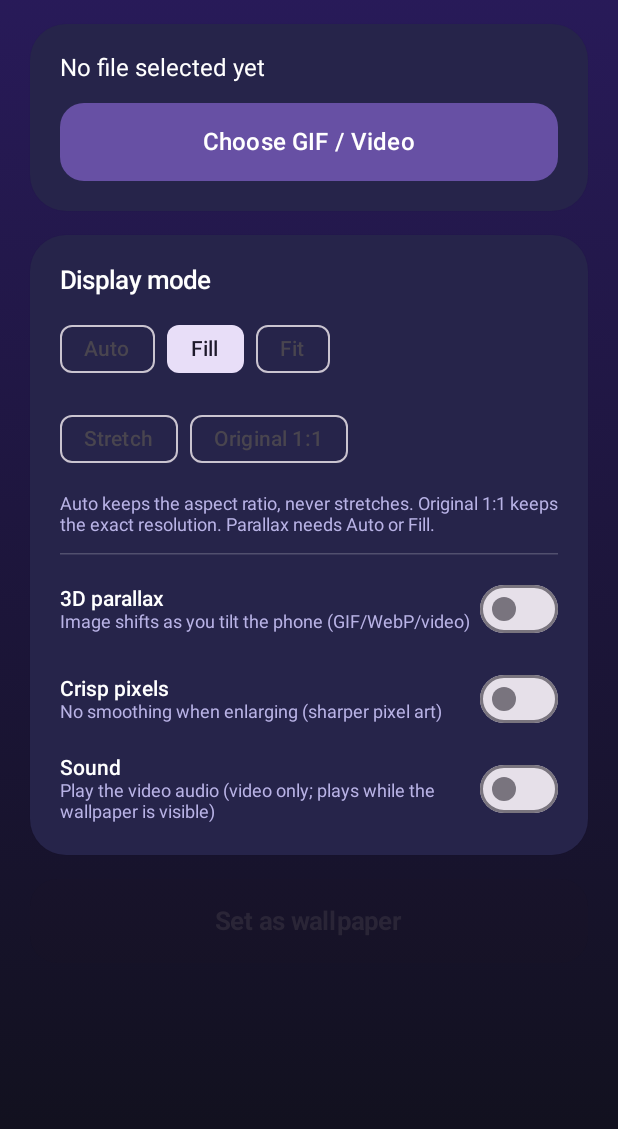
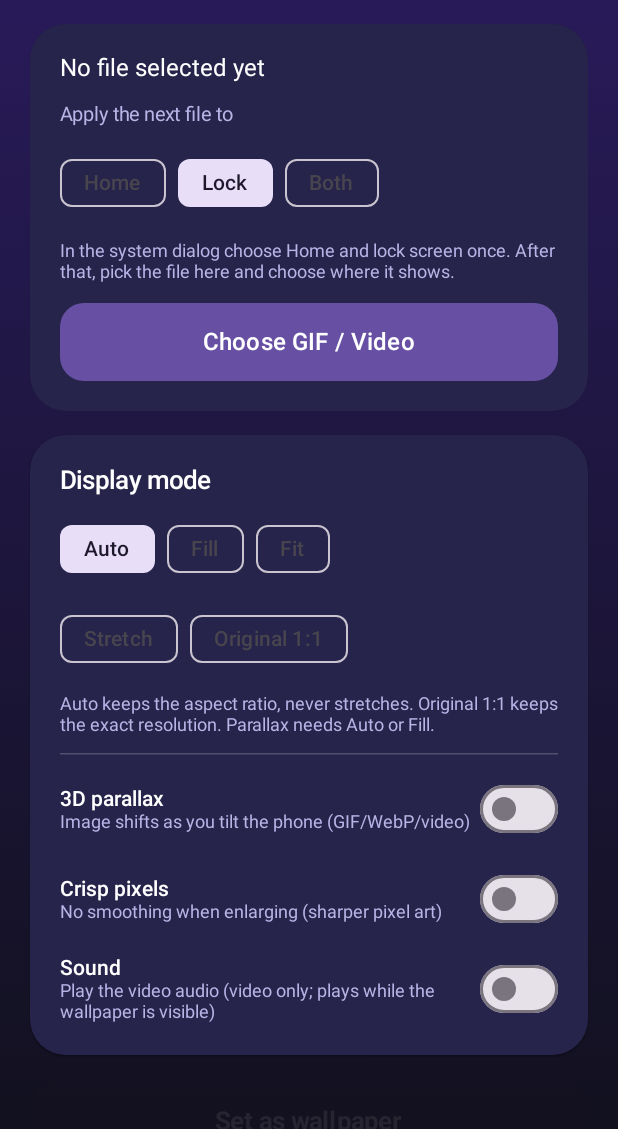
Before and after one commit to nam348tnh3gp/LiveWall, an Android app built with Jetpack Compose: the composable Screen shown on its own in the app's theme, on a phone screen of 412 x 824 dp, the part 107-1236 px from its top. Run offline under Robolectric (Android 15) with nearby library versions, the phone set to English and light mode, and no system bars.

Commit message:
Update code mới nhất

```diff
--- a/app/src/main/java/com/tgfn/livewall/GlWall.kt
+++ b/app/src/main/java/com/tgfn/livewall/GlWall.kt
@@ -77,7 +77,10 @@ class GlWall(private val target: Surface) {
     fun useVideoSurface(cb: (Surface) -> Unit) {
         gh.post {
             if (!ok || released) return@post
-            content = VIDEO; hasFrame = false; vw = 0f; vh = 0f
+            // Keep the last frame on screen while a player is re-created (hide/show), but start clean
+            // when coming from an image.
+            if (content != VIDEO) { hasFrame = false; vw = 0f; vh = 0f }
+            content = VIDEO
             videoSurface?.let(cb)
         }
     }
--- a/app/src/main/java/com/tgfn/livewall/MainActivity.kt
+++ b/app/src/main/java/com/tgfn/livewall/MainActivity.kt
@@ -92,6 +92,18 @@ fun openChooser(ctx: Context) {
 }
 
 @Composable
+private fun FileRow(label: String, name: String, soft: Color) {
+    // Label and file name on separate lines so a long name is never pushed out of view.
+    Column(Modifier.fillMaxWidth(), verticalArrangement = Arrangement.spacedBy(2.dp)) {
+        Text(label, color = soft, fontSize = 13.sp)
+        Text(
+            name, color = Color.White, fontSize = 16.sp, fontWeight = FontWeight.SemiBold,
+            maxLines = 2, overflow = TextOverflow.Ellipsis, modifier = Modifier.fillMaxWidth()
+        )
+    }
+}
+
+@Composable
 fun Screen() {
     val ctx = LocalContext.current
     val prefs = remember { Prefs(ctx) }
@@ -100,7 +112,10 @@ fun Screen() {
     var crisp by remember { mutableStateOf(prefs.crisp) }
     var sound by remember { mutableStateOf(prefs.sound) }
     val ver = sourceVersion.intValue
-    val name = remember(ver) { if (prefs.file() != null) prefs.name else "" }
+    val homeName = remember(ver) { if (prefs.file(false) != null) prefs.name(false) else "" }
+    val lockName = remember(ver) { if (prefs.file(true) != null) prefs.name(true) else "" }
+    val name = homeName.ifEmpty { lockName }
+    var target by remember { mutableIntStateOf(prefs.target) }
     // Read once: getApplicationLocales() is a binder call on Android 13+, too costly to run on every recomposition.
     val lang = remember { AppCompatDelegate.getApplicationLocales()[0]?.language ?: Locale.getDefault().language }
     val errorMsg = stringResource(R.string.copy_error)
@@ -144,16 +159,27 @@ fun Screen() {
                 Column(Modifier.padding(20.dp), verticalArrangement = Arrangement.spacedBy(14.dp)) {
                     if (name.isEmpty()) {
                         Text(stringResource(R.string.none), color = Color.White, fontSize = 16.sp)
+                    } else if (homeName == lockName) {
+                        FileRow(stringResource(R.string.selected_label), name, soft)
                     } else {
-                        // Label and file name on separate lines so a long name is never pushed out of view.
-                        Column(Modifier.fillMaxWidth(), verticalArrangement = Arrangement.spacedBy(2.dp)) {
-                            Text(stringResource(R.string.selected_label), color = soft, fontSize = 13.sp)
-                            Text(
-                                name, color = Color.White, fontSize = 16.sp, fontWeight = FontWeight.SemiBold,
-                                maxLines = 2, overflow = TextOverflow.Ellipsis, modifier = Modifier.fillMaxWidth()
+                        if (homeName.isNotEmpty()) FileRow(stringResource(R.string.home_label), homeName, soft)
+                        if (lockName.isNotEmpty()) FileRow(stringResource(R.string.lock_label), lockName, soft)
+                    }
+                    Text(stringResource(R.string.apply_to), color = soft, fontSize = 13.sp)
+                    Row(horizontalArrangement = Arrangement.spacedBy(8.dp)) {
+                        listOf(
+                            Prefs.T_HOME to R.string.target_home,
+                            Prefs.T_LOCK to R.string.target_lock,
+                            Prefs.T_BOTH to R.string.target_both
+                        ).forEach { (t, res) ->
+                            FilterChip(
+                                selected = target == t,
+                                onClick = { target = t; prefs.target = t },
+                                label = { Text(stringResource(res)) }
                             )
                         }
                     }
+                    Text(stringResource(R.string.target_note), color = soft, fontSize = 12.sp)
                     Button(
                         onClick = { picker.launch(arrayOf("image/*", "video/*")) },
                         modifier = Modifier.fillMaxWidth().height(52.dp), shape = RoundedCornerShape(16.dp)
--- a/app/src/main/java/com/tgfn/livewall/Prefs.kt
+++ b/app/src/main/java/com/tgfn/livewall/Prefs.kt
@@ -18,19 +18,32 @@ class Prefs(ctx: Context) {
     var sound: Boolean
         get() = sp.getBoolean(K_SOUND, false)
         set(v) = sp.edit().putBoolean(K_SOUND, v).apply()
-    val isVideo: Boolean get() = sp.getBoolean("video", false)
-    val name: String get() = sp.getString("name", "") ?: ""
+    /** Which screen(s) the next imported file applies to: T_HOME, T_LOCK or T_BOTH. */
+    var target: Int
+        get() = sp.getInt("target", T_BOTH)
+        set(v) = sp.edit().putInt("target", v).apply()
 
-    fun file(): File? = sp.getString("path", null)?.let { File(it) }?.takeIf { it.exists() }
+    // Home and lock screen each remember their own file.
+    private fun k(base: String, lock: Boolean) = if (lock) "${base}_lock" else "${base}_home"
+    fun path(lock: Boolean): String? = sp.getString(k("path", lock), null)
+    fun isVideo(lock: Boolean): Boolean = sp.getBoolean(k("video", lock), false)
+    fun name(lock: Boolean): String = sp.getString(k("name", lock), "") ?: ""
+    fun file(lock: Boolean): File? = path(lock)?.let { File(it) }?.takeIf { it.exists() }
 
     /** One atomic edit so the wallpaper reloads once, never half-way. */
-    fun setSource(path: String, video: Boolean, name: String) {
-        sp.edit().putString("path", path).putBoolean("video", video)
-            .putString("name", name).putLong("stamp", System.currentTimeMillis()).apply()
+    fun setSource(path: String, video: Boolean, name: String, target: Int) {
+        val e = sp.edit()
+        for (lock in listOf(false, true)) {
+            val hit = target == T_BOTH || (target == T_LOCK) == lock
+            if (hit) e.putString(k("path", lock), path).putBoolean(k("video", lock), video)
+                .putString(k("name", lock), name)
+        }
+        e.putLong("stamp", System.currentTimeMillis()).apply()
     }
 
     companion object {
         const val K_MODE = "mode"; const val K_PARALLAX = "parallax"; const val K_CRISP = "crisp"; const val K_SOUND = "sound"
+        const val T_HOME = 0; const val T_LOCK = 1; const val T_BOTH = 2
         const val AUTO = 0; const val FILL = 1; const val FIT = 2; const val STRETCH = 3; const val ORIGINAL = 4
     }
 }
--- a/app/src/main/res/values/strings.xml
+++ b/app/src/main/res/values/strings.xml
@@ -22,5 +22,12 @@
     <string name="crisp_desc">No smoothing when enlarging (sharper pixel art)</string>
     <string name="sound">Sound</string>
     <string name="sound_desc">Play the video audio (video only; plays while the wallpaper is visible)</string>
+    <string name="home_label">Home screen</string>
+    <string name="lock_label">Lock screen</string>
+    <string name="apply_to">Apply the next file to</string>
+    <string name="target_home">Home</string>
+    <string name="target_lock">Lock</string>
+    <string name="target_both">Both</string>
+    <string name="target_note">In the system dialog choose "Home and lock screen" once. After that, pick the file here and choose where it shows.</string>
     <string name="updated">Wallpaper updated</string>
 </resources>
```
Also changed, not shown: app/src/main/java/com/tgfn/livewall/Importer.kt (+5 -2 lines), app/src/main/java/com/tgfn/livewall/LiveWallpaperService.kt (+75 -14 lines), 1 other file.
